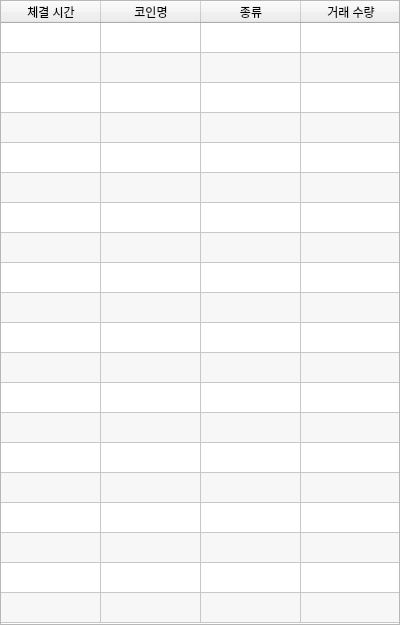
Qt form src/resource/transaction.ui (woosook0127/Coin_ATS) before a commit.
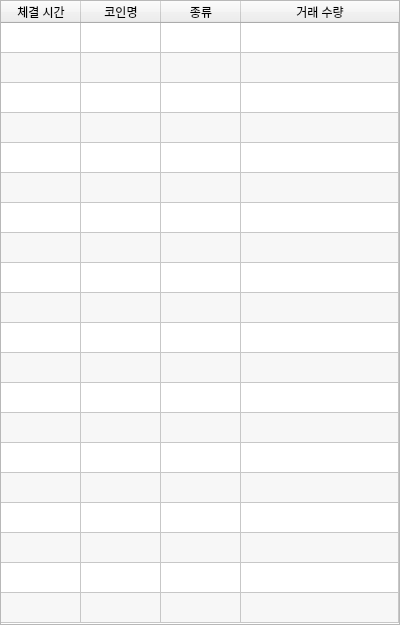
The same form after that commit.

Commit message: update transaction history UI

```diff
--- a/src/resource/transaction.ui
+++ b/src/resource/transaction.ui
@@ -80,7 +80,7 @@
       <bool>true</bool>
      </attribute>
      <attribute name="horizontalHeaderDefaultSectionSize">
-      <number>100</number>
+      <number>80</number>
      </attribute>
      <attribute name="horizontalHeaderMinimumSectionSize">
       <number>34</number>
@@ -121,21 +121,33 @@
       <property name="text">
        <string>체결 시간</string>
       </property>
+      <property name="textAlignment">
+       <set>AlignCenter</set>
+      </property>
      </column>
      <column>
       <property name="text">
        <string>코인명</string>
       </property>
+      <property name="textAlignment">
+       <set>AlignCenter</set>
+      </property>
      </column>
      <column>
       <property name="text">
        <string>종류</string>
       </property>
+      <property name="textAlignment">
+       <set>AlignCenter</set>
+      </property>
      </column>
      <column>
       <property name="text">
        <string>거래 수량</string>
       </property>
+      <property name="textAlignment">
+       <set>AlignCenter</set>
+      </property>
      </column>
     </widget>
    </item>
```
